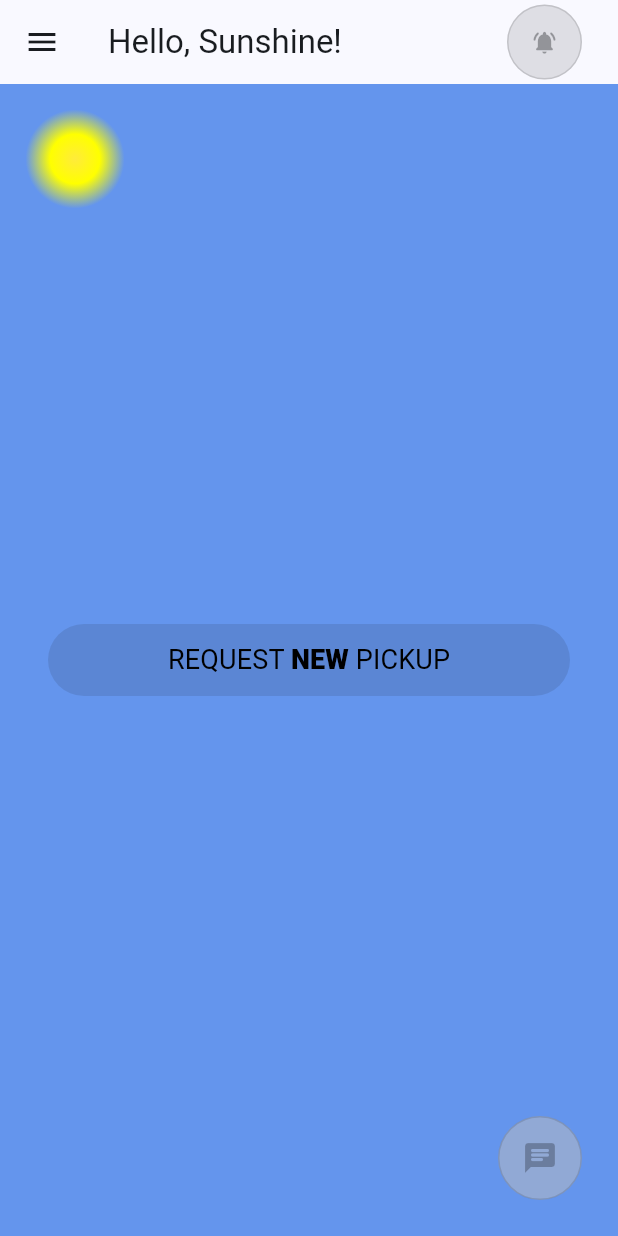
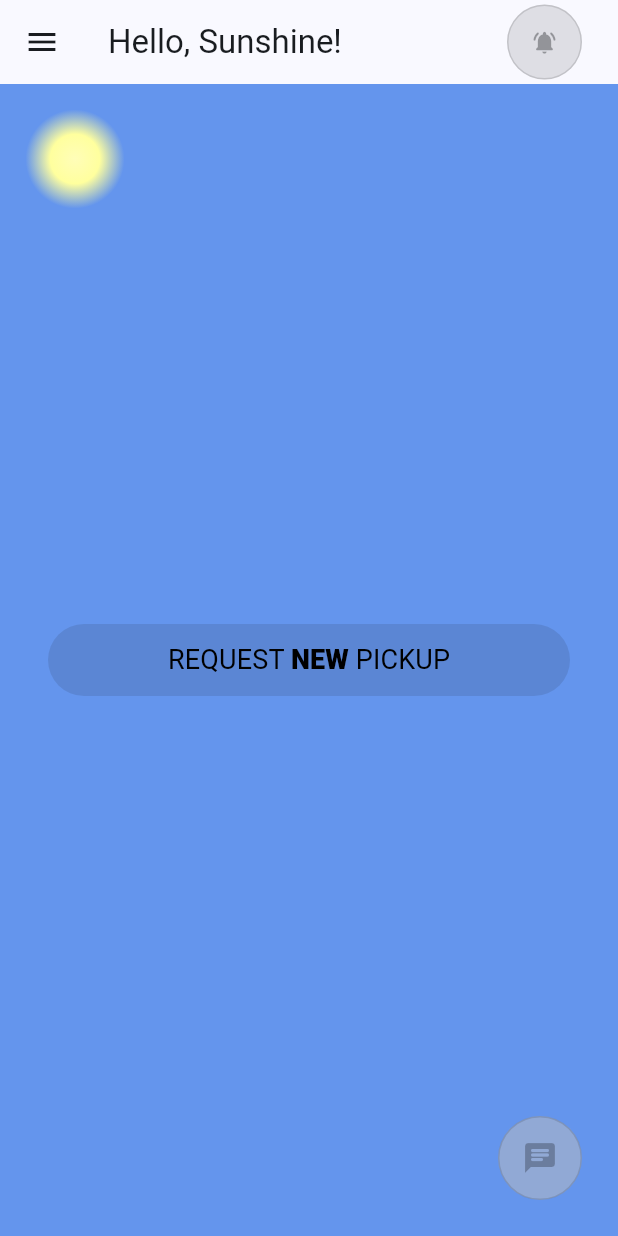
Before and after one commit to 421yet/cleanest, a Flutter app: the screen it shows after launch, on a phone screen of 412 x 824 dp. Run offline on Flutter 3.47's test engine with Material 2 defaults, Android fonts, the phone set to English and light mode, and no system bars; our stand-ins replace firebase_auth, firebase_core, firebase_database, firebase_messaging, flex_color_scheme, flutter_local_notifications and 2 more; accounts and stored records are empty.

Commit message:
pre-test release commit

```diff
--- a/lib/basket.dart
+++ b/lib/basket.dart
@@ -178,17 +178,19 @@ class _BasketState extends State<Basket> {
         body: Stack(
           children: [
             Positioned(
+              // TODO: moving sun?
               child: Container(
                 height: 100,
                 width: 100,
                 decoration: BoxDecoration(
                   gradient: RadialGradient(
                     colors: [
-                      Colors.yellow,
-                      Colors.yellowAccent,
+                      const Color.fromARGB(255, 255, 253, 184),
+                      const Color.fromARGB(255, 255, 255, 158),
                       CORNFLOWER_BLUE.withAlpha(adaptiveAlpha),
                     ],
                     radius: .33,
+                    focalRadius: 50,
                   ),
                 ),
               ),
@@ -199,103 +201,6 @@ class _BasketState extends State<Basket> {
                 mainAxisAlignment: MainAxisAlignment.center,
                 crossAxisAlignment: CrossAxisAlignment.center,
                 children: [
-                  // Padding(
-                  //   padding: const EdgeInsets.all(8),
-                  //   child: Row(
-                  //     mainAxisAlignment: MainAxisAlignment.center,
-                  //     children: <Widget>[
-                  //       Padding(
-                  //         padding: const EdgeInsets.all(8.0),
-                  //         child: DropdownButtonHideUnderline(
-                  //           child: DropdownButton<String>(
-                  //             borderRadius: BorderRadius.circular(15),
-                  //             menuMaxHeight: 200,
-                  //             value: typeDD,
-                  //             hint: const Text(
-                  //               "Select care type",
-                  //               style: TextStyle(color: Colors.black38),
-                  //             ),
-                  //             items: itemsList
-                  //                 .map<DropdownMenuItem<String>>((String value) {
-                  //               return DropdownMenuItem<String>(
-                  //                 value: value,
-                  //                 child: Text(value),
-                  //               );
-                  //             }).toList(),
-                  //             onChanged: (String? newValue) {
-                  //               if (mounted) {
-                  //                 setState(() {
-                  //                   typeDD = newValue;
-                  //                 });
-                  //               }
-                  //             },
-                  //           ),
-                  //         ),
-                  //       ),
-                  //       OutlinedButton(
-                  //           onPressed: (typeDD != null) ? _add2Basket : null,
-                  //           child: const Text('Add to Basket')),
-                  //     ],
-                  //   ),
-                  // ),
-                  // Padding(
-                  //   padding: const EdgeInsets.all(2),
-                  //   child: ListView(
-                  //     padding: const EdgeInsets.all(1),
-                  //     scrollDirection: Axis.vertical,
-                  //     shrinkWrap: true,
-                  //     children: widget.basket.entries.map((e) {
-                  //       // TODO tidy this up (using Table widget?)
-                  //       return Row(
-                  //         mainAxisAlignment: MainAxisAlignment.center,
-                  //         children: [
-                  //           Text(e.key),
-                  //           Padding(
-                  //             padding: const EdgeInsets.symmetric(horizontal: 16),
-                  //             child: Row(
-                  //               mainAxisAlignment: MainAxisAlignment.center,
-                  //               children: <Widget>[
-                  //                 SizedBox.square(
-                  //                   dimension: 20,
-                  //                   child: ElevatedButton(
-                  //                     style: ElevatedButton.styleFrom(
-                  //                         padding: EdgeInsets.zero),
-                  //                     onPressed: _incrementLaundry,
-                  //                     child: const Icon(Icons.add, size: 15),
-                  //                   ),
-                  //                 ),
-                  //                 Padding(
-                  //                   padding:
-                  //                       const EdgeInsets.symmetric(horizontal: 8),
-                  //                   child: Text(e.value.toString()),
-                  //                 ),
-                  //                 SizedBox.square(
-                  //                   dimension: 20,
-                  //                   child: ElevatedButton(
-                  //                     style: ElevatedButton.styleFrom(
-                  //                         padding: EdgeInsets.zero),
-                  //                     onPressed:
-                  //                         (e.value <= 1) ? null : _decrementLaundry,
-                  //                     child: const Icon(Icons.remove, size: 15),
-                  //                   ),
-                  //                 ),
-                  //               ],
-                  //             ),
-                  //           ),
-                  //           SizedBox.square(
-                  //             dimension: 30,
-                  //             child: ElevatedButton(
-                  //               style: ElevatedButton.styleFrom(
-                  //                   padding: EdgeInsets.zero),
-                  //               onPressed: () => _deleteLaundry(e.key),
-                  //               child: const Icon(Icons.delete, size: 20),
-                  //             ),
-                  //           ),
-                  //         ],
-                  //       );
-                  //     }).toList(),
-                  //   ),
-                  // ),
                   Column(
                     mainAxisSize: MainAxisSize.min,
                     children: [
```
Also changed, not shown: 1 other file.
